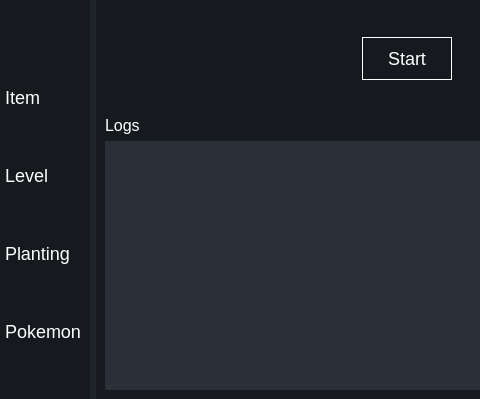
First picture: the form in DO NOT RUN/item.ui, repository T3tsuo/PokemonUI, before the edit; both pictures show x 0 to 480 and y 330 to 729 of the 718 by 729 pixel window.
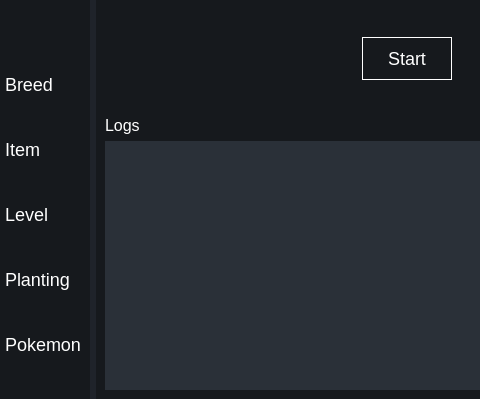
Second picture: the form after the edit. Icons and pictures are not drawn.

Commit message: fully functional breed frontend and refactored tab switching

```diff
--- a/DO NOT RUN/item.ui
+++ b/DO NOT RUN/item.ui
@@ -136,6 +136,13 @@
           <property name="bottomMargin">
            <number>0</number>
           </property>
+          <item>
+           <widget class="QPushButton" name="breedBtn">
+            <property name="text">
+             <string>Breed</string>
+            </property>
+           </widget>
+          </item>
           <item>
            <widget class="QPushButton" name="itemBtn">
             <property name="text">
```
The commit also changes 12 other files.
